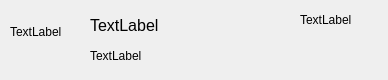
First picture: the form in Client/frienditem.ui, repository RhCsBe/AHU_Social_System, before the edit.
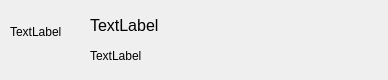
Second picture: the form after the edit.

What changed in the file:
```diff
--- a/Client/frienditem.ui
+++ b/Client/frienditem.ui
@@ -82,19 +82,6 @@
     <string>TextLabel</string>
    </property>
   </widget>
-  <widget class="QLabel" name="label_4">
-   <property name="geometry">
-    <rect>
-     <x>300</x>
-     <y>10</y>
-     <width>69</width>
-     <height>19</height>
-    </rect>
-   </property>
-   <property name="text">
-    <string>TextLabel</string>
-   </property>
-  </widget>
  </widget>
  <resources/>
  <connections/>
```
Left out of the diff: 6 changed lines with no effect on the pictures.
